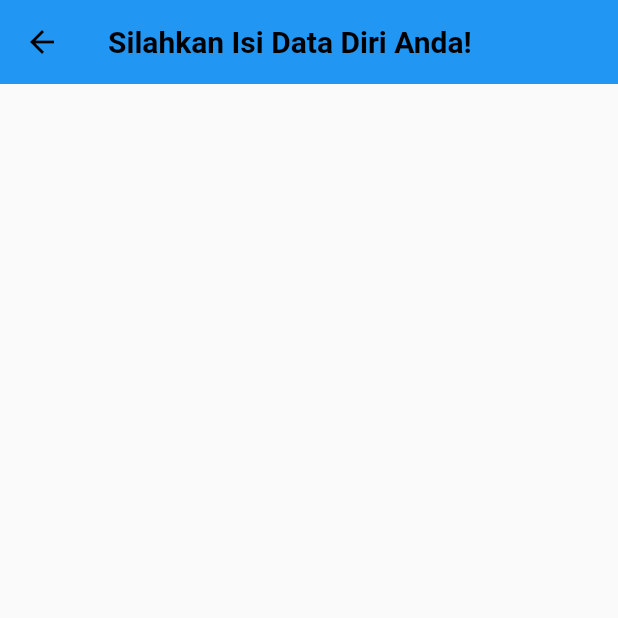
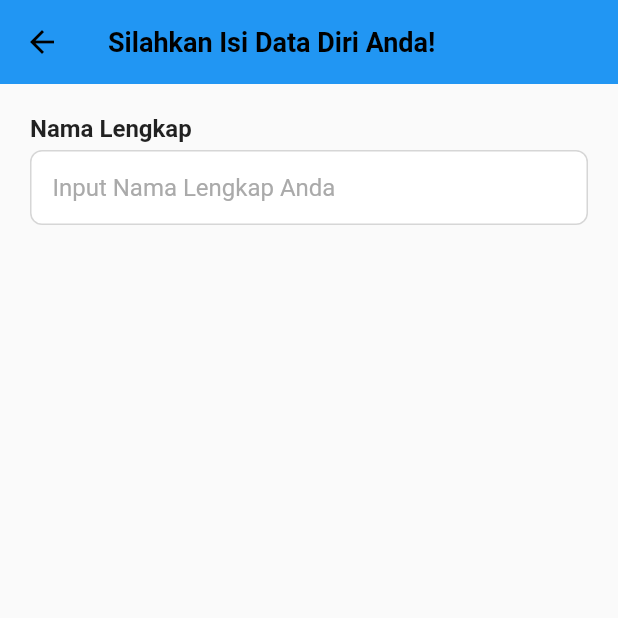
Before and after one commit to anditarmizi90/latsol, a Flutter app: the screen it shows after launch, after a tap on "Masuk dengan Google", on a phone screen of 412 x 824 dp, the top half of it. Run offline on Flutter 3.47's test engine with Material 2 defaults, Android fonts, the phone set to English and light mode, and no system bars.

Commit message:
Update Form Input

```diff
--- a/lib/constants/R/ap_colors.dart
+++ b/lib/constants/R/ap_colors.dart
@@ -5,4 +5,6 @@ class AppColor {
   Color grey = Color(0xffF3F7F8);
   Color greySubtitle = Color(0xff6A7483);
   Color blackLogin = Color(0xff1A1F26);
+  Color greyBorder = Color(0xffd6d6d6);
+  Color greyHintText = Color(0xffaaaaaa);
 }
--- a/lib/constants/R/strings.dart
+++ b/lib/constants/R/strings.dart
@@ -4,5 +4,5 @@ class Strings {
   String loginDescription =
       "Selamat Datang di Aplikasi Widya Edu Aplikasi Latihan dan Konsultasi Soal";
   String loginWithGoogle = "Masuk dengan Google";
-  String loginWithApple = "masuk dengan Apple";
+  String loginWithApple = "Masuk dengan Apple";
 }
--- a/lib/view/login_page.dart
+++ b/lib/view/login_page.dart
@@ -57,7 +57,7 @@ class _LoginPageState extends State<LoginPage> {
               onTap: () {
                 Navigator.of(context).pushNamed(RegisterPage.route);
               },
-              backgroundColor: Colors.white,
+              backgroundColor: Colors.blueGrey,
               borderColor: R.colors.primary,
               child: Row(
                 mainAxisAlignment: MainAxisAlignment.center,
--- a/lib/view/register_page.dart
+++ b/lib/view/register_page.dart
@@ -1,4 +1,5 @@
 import 'package:flutter/material.dart';
+import 'package:latsol/constants/r.dart';
 
 class RegisterPage extends StatefulWidget {
   const RegisterPage({Key? key}) : super(key: key);
@@ -14,15 +15,52 @@ class _RegisterPageState extends State<RegisterPage> {
     return Scaffold(
       appBar: AppBar(
         elevation: 0,
-        iconTheme: IconThemeData(color: Colors.black),
-        title: Text(
+        iconTheme: const IconThemeData(color: Colors.black),
+        title: const Text(
           "Silahkan Isi Data Diri Anda!",
           style: TextStyle(
+            fontSize: 18,
             fontWeight: FontWeight.w700,
             color: Colors.black,
           ),
         ),
       ),
+      body: Padding(
+        padding: const EdgeInsets.all(20.0),
+        child: Column(
+          crossAxisAlignment: CrossAxisAlignment.start,
+          children: [
+            Text(
+              "Nama Lengkap",
+              style: TextStyle(
+                fontSize: 16,
+                fontWeight: FontWeight.w600,
+              ),
+            ),
+            SizedBox(
+              height: 5,
+            ),
+            Container(
+              padding: EdgeInsets.symmetric(horizontal: 14),
+              decoration: BoxDecoration(
+                borderRadius: BorderRadius.circular(8),
+                color: Colors.white,
+                border: Border.all(
+                  color: R.colors.greyBorder,
+                ),
+              ),
+              child: TextField(
+                decoration: InputDecoration(
+                    border: InputBorder.none,
+                    hintText: "Input Nama Lengkap Anda",
+                    hintStyle: TextStyle(
+                      color: R.colors.greyHintText,
+                    )),
+              ),
+            ),
+          ],
+        ),
+      ),
     );
   }
 }
```
